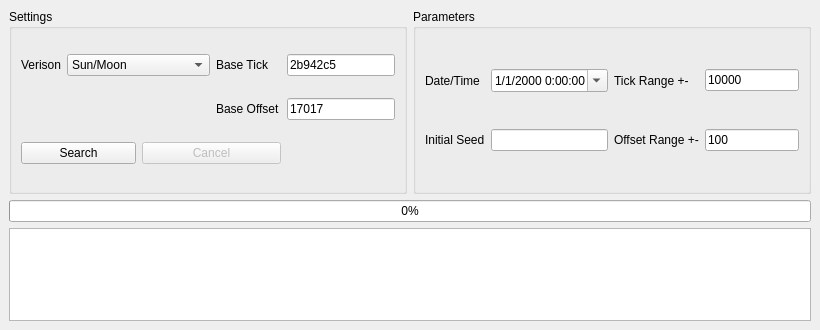
Before: the Qt Designer form Forms/ProfileSearcher.ui in PMArkive/Gen7TimeFinder, drawn with Qt 5.
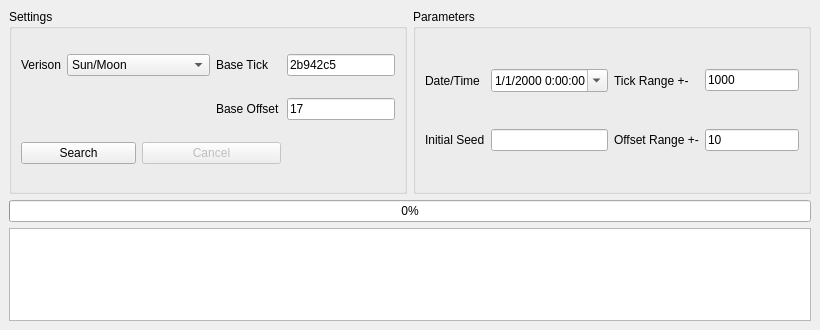
After: the same form once the commit is applied.

Patch:
```diff
--- a/Forms/ProfileSearcher.ui
+++ b/Forms/ProfileSearcher.ui
@@ -126,7 +126,7 @@
           </sizepolicy>
          </property>
          <property name="text">
-          <string>10000</string>
+          <string>1000</string>
          </property>
          <property name="maxLength">
           <number>8</number>
@@ -162,7 +162,7 @@
           </sizepolicy>
          </property>
          <property name="text">
-          <string>100</string>
+          <string>10</string>
          </property>
          <property name="maxLength">
           <number>4</number>
@@ -274,7 +274,7 @@
           </sizepolicy>
          </property>
          <property name="text">
-          <string>17017</string>
+          <string>17</string>
          </property>
          <property name="maxLength">
           <number>5</number>
```
Left out of the diff: 2 changed lines with no effect on the pictures.
